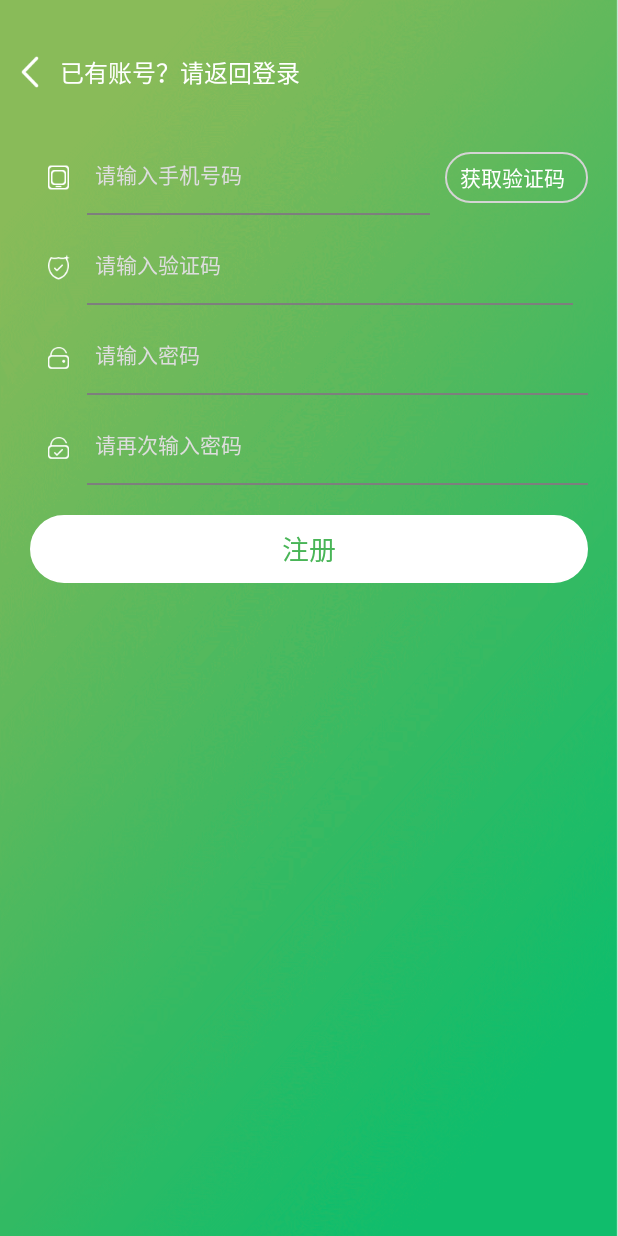
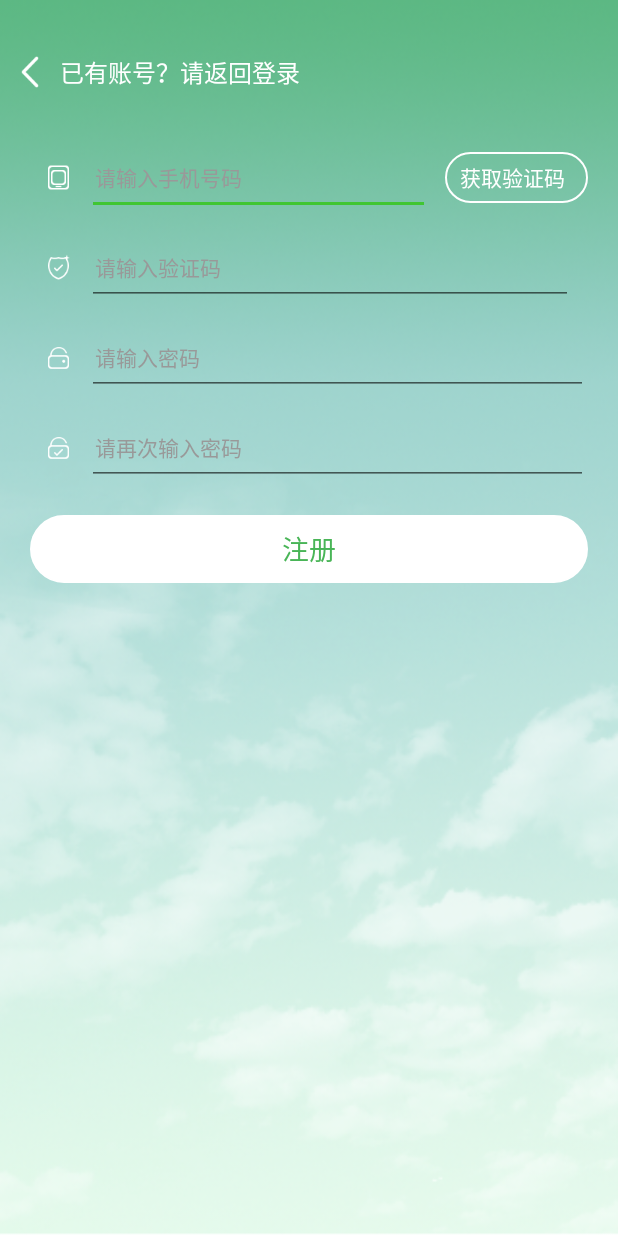
Before and after one commit to aqx1991/Motion, an Android app: the RegistActivity screen opened directly, with no data from a screen before it, on a phone screen of 412 x 824 dp. Run offline under Robolectric (Android 15) with nearby library versions, the phone set to English and light mode, and no system bars; our stand-ins replace ButterKnife; libraries missing offline, so code that uses them is left out: com.blankj.utilcode, com.gyf.barlibrary, com.squareup.leakcanary, io.realm; 5 statements that could not run were skipped.

```diff
--- a/app/src/main/res/drawable/et_coner_box_bg.xml
+++ b/app/src/main/res/drawable/et_coner_box_bg.xml
@@ -11,6 +11,6 @@
     <solid android:color="@color/transparency" />
     <stroke
         android:width="1dp"
-        android:color="@color/gray_n" />
+        android:color="@color/white" />
 
 </shape>
--- a/app/src/main/res/layout/activity_login.xml
+++ b/app/src/main/res/layout/activity_login.xml
@@ -4,7 +4,7 @@
     android:id="@+id/container"
     android:layout_width="match_parent"
     android:layout_height="match_parent"
-    android:background="@color/layout_bg"
+    android:background="@color/white"
     android:orientation="vertical">
 
     <LinearLayout
@@ -26,8 +26,10 @@
                 android:layout_alignParentBottom="true"
                 android:layout_marginStart="@dimen/margin_edge"
                 android:background="@color/transparency"
-                tl:tl_indicator_color="@color/layout_bg"
+                tl:tl_indicator_color="@color/white"
                 tl:tl_indicator_style="TRIANGLE"
+                tl:tl_textSelectColor="@color/text_color_2"
+                tl:tl_textUnselectColor="@color/text_color_3"
                 tl:tl_textsize="@dimen/textsize_5" />
 
         </RelativeLayout>
--- a/app/src/main/res/layout/activity_regist.xml
+++ b/app/src/main/res/layout/activity_regist.xml
@@ -3,7 +3,7 @@
     android:id="@+id/container"
     android:layout_width="match_parent"
     android:layout_height="match_parent"
-    android:background="@mipmap/reg_bg"
+    android:background="@mipmap/login_bg"
     android:focusable="true">
 
     <RelativeLayout
@@ -69,7 +69,6 @@
                     android:layout_marginRight="@dimen/item_edge"
                     android:layout_toStartOf="@+id/chronometer"
                     android:layout_toEndOf="@+id/iv_phoneIcon"
-                    android:background="@drawable/et_underline"
                     android:ellipsize="end"
                     android:gravity="center_vertical"
                     android:hint="请输入手机号码"
@@ -81,9 +80,10 @@
                     android:paddingLeft="5dp"
                     android:paddingRight="5dp"
                     android:textColor="@color/text_color_white"
-                    android:textColorHint="@color/text_color_4"
+                    android:textColorHint="@color/text_color_3"
                     android:textCursorDrawable="@drawable/bg_edittext"
                     android:textSize="@dimen/textsize_4" />
+                <!--android:background="@drawable/et_underline"-->
 
                 <Chronometer
                     android:id="@+id/chronometer"
@@ -122,7 +122,6 @@
                     android:layout_marginLeft="@dimen/item_edge"
                     android:layout_marginRight="@dimen/item_edge"
                     android:layout_toEndOf="@+id/imageView2"
-                    android:background="@drawable/et_underline"
                     android:ellipsize="end"
                     android:gravity="center_vertical"
                     android:hint="请输入验证码"
@@ -134,9 +133,10 @@
                     android:paddingLeft="5dp"
                     android:paddingRight="5dp"
                     android:textColor="@color/text_color_white"
-                    android:textColorHint="@color/text_color_4"
+                    android:textColorHint="@color/text_color_3"
                     android:textCursorDrawable="@drawable/bg_edittext"
                     android:textSize="@dimen/textsize_4" />
+                <!--android:background="@drawable/et_underline"-->
 
             </RelativeLayout>
 
@@ -161,7 +161,6 @@
                     android:layout_height="match_parent"
                     android:layout_marginLeft="@dimen/item_edge"
                     android:layout_toRightOf="@+id/imageView1"
-                    android:background="@drawable/et_underline"
                     android:digits="@string/psd_digits"
                     android:ellipsize="end"
                     android:gravity="center_vertical"
@@ -174,9 +173,11 @@
                     android:paddingLeft="5dp"
                     android:paddingRight="5dp"
                     android:textColor="@color/text_color_white"
-                    android:textColorHint="@color/text_color_4"
+                    android:textColorHint="@color/text_color_3"
                     android:textCursorDrawable="@drawable/bg_edittext"
                     android:textSize="@dimen/textsize_4" />
+                <!--android:background="@drawable/et_underline"-->
+
             </RelativeLayout>
 
             <RelativeLayout
@@ -200,7 +201,6 @@
                     android:layout_height="match_parent"
                     android:layout_marginLeft="@dimen/item_edge"
                     android:layout_toRightOf="@+id/imageView6"
-                    android:background="@drawable/et_underline"
                     android:digits="@string/psd_digits"
                     android:ellipsize="end"
                     android:gravity="center_vertical"
@@ -212,9 +212,11 @@
                     android:paddingLeft="5dp"
                     android:paddingRight="5dp"
                     android:textColor="@color/text_color_white"
-                    android:textColorHint="@color/text_color_4"
+                    android:textColorHint="@color/text_color_3"
                     android:textCursorDrawable="@drawable/bg_edittext"
                     android:textSize="@dimen/textsize_4" />
+                <!--android:background="@drawable/et_underline"-->
+
             </RelativeLayout>
 
             <Button
```
Also changed, not shown: app/src/main/java/com/james/motion/ui/activity/HomeActivity.java (+43 -1 lines), app/src/main/res/layout/activity_home.xml (+16 -0 lines), app/src/main/res/mipmap-xhdpi/login_bg.png (deleted), app/src/main/res/mipmap-xxhdpi/login_bg.png (added), app/src/main/res/mipmap-xxhdpi/reg_bg.png (deleted).
